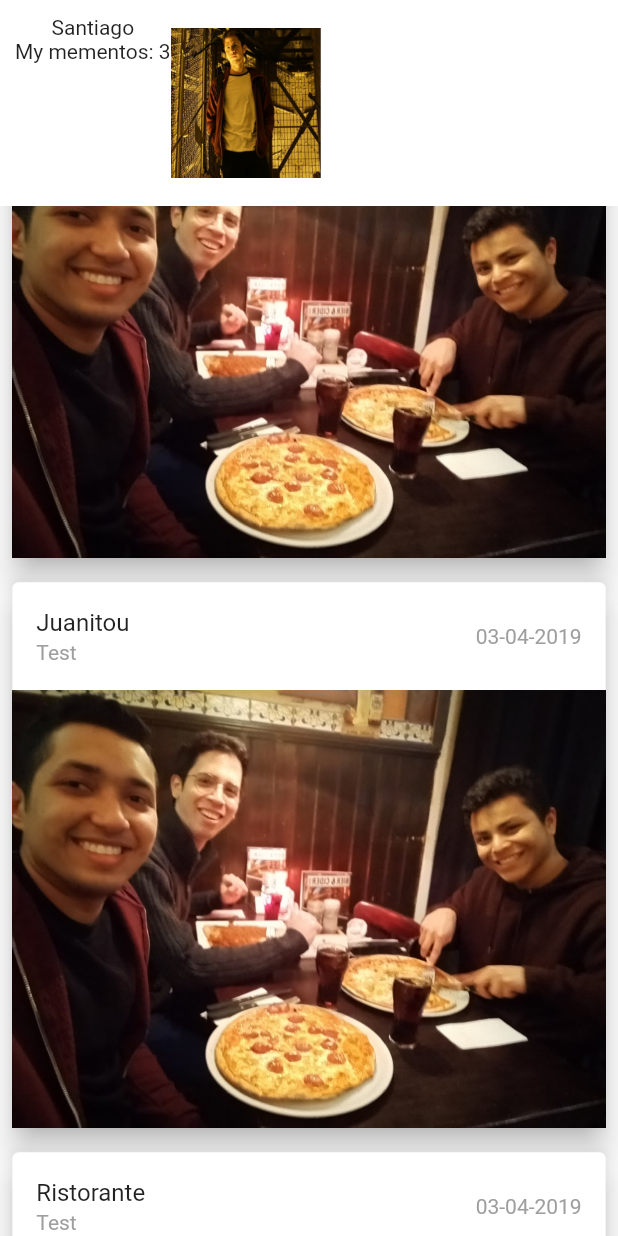
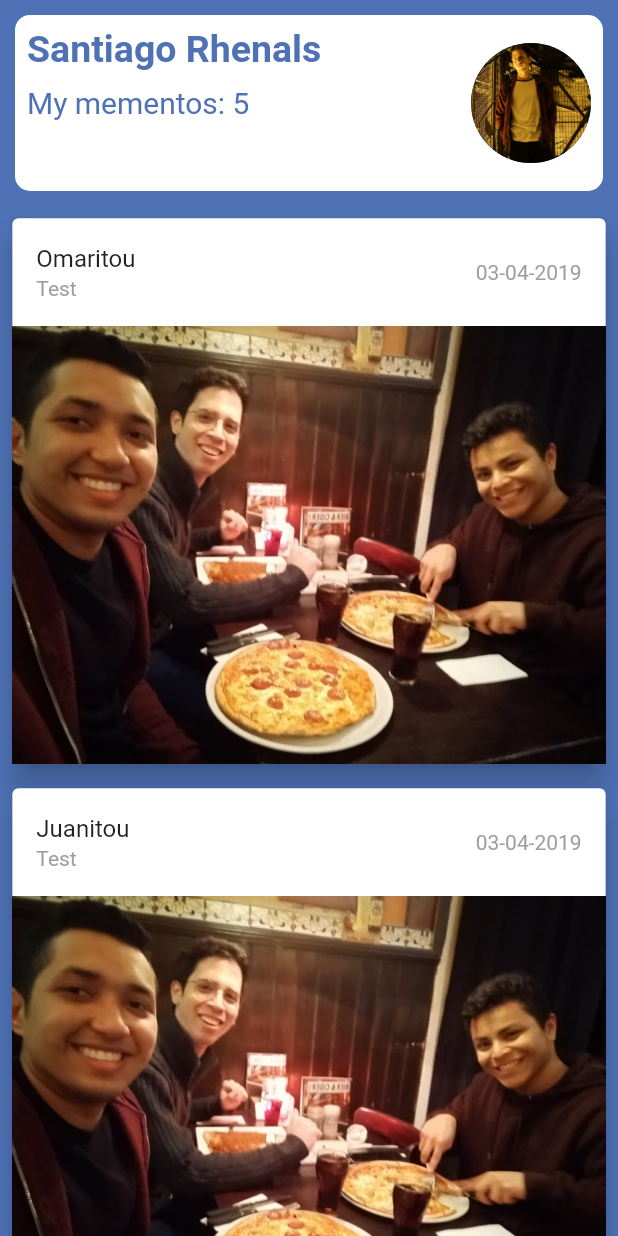
Before and after one commit to srLitem/MementIt, a Flutter app: the screen it shows after launch, on a phone screen of 412 x 824 dp. Run offline on Flutter 3.47's test engine with Material 2 defaults, Android fonts, the phone set to English and light mode, and no system bars; Roboto replaces fonts that are missing (Sans).

Commit message:
Minor modifications to the main screen

```diff
--- a/lib/widgets/header.dart
+++ b/lib/widgets/header.dart
@@ -1,4 +1,3 @@
-//TODO: Build a class to return the widget of the topbar of the app
 import 'package:flutter/material.dart';
 
 class Header extends StatelessWidget {
@@ -12,37 +11,65 @@ class Header extends StatelessWidget {
     return Container(
       //* Size of the header
       width: MediaQuery.of(context).size.width,
-     height: MediaQuery.of(context).size.height/6,
+      height: MediaQuery.of(context).size.height / 6,
       padding: EdgeInsets.all(10),
       //*Decoration
       decoration: BoxDecoration(
-       color: Colors.white,
+        color: Color.fromRGBO(78, 114, 181, 1),
       ),
       //*Childrens
       child: Stack(
         children: <Widget>[
-          Row(
+          Container(
+            padding: EdgeInsets.all(8),
+            decoration: BoxDecoration(
+              color: Colors.white,
+              borderRadius: BorderRadius.circular(10),
+            ),
+            child: Row(
+              mainAxisAlignment: MainAxisAlignment.spaceBetween,
               children: <Widget>[
                 // Information of the header
                 Column(
+                  crossAxisAlignment: CrossAxisAlignment.start,
                   children: <Widget>[
-                  Text(name),
-                  Text('My mementos: $mementos')
-              ],),
+                    Text(
+                      name,
+                      style: styleOfText(25.0, FontWeight.bold),
+                    ),
+                    SizedBox(
+                      height: 10,
+                    ),
+                    Text(
+                      'My mementos: $mementos',
+                      style: styleOfText(20.0, FontWeight.normal)
+                    ),
+                  ],
+                ),
                 // Profile picture
                 Container(
                   decoration: BoxDecoration(
                     shape: BoxShape.circle,
                   ),
-                child: Image(
-                  image: AssetImage('assets/img/profileTest.png'),
-                  fit: BoxFit.fill,
-                  width: 100,
-                  height: 100,
+                  child: CircleAvatar(
+                    backgroundImage: AssetImage('assets/img/profileTest.png'),
+                    radius: 40,
                   ),
                 ),
-          ],),
-      ],),
+              ],
+            ),
+          ),
+        ],
+      ),
+    );
+  }
+
+  TextStyle styleOfText(double size, FontWeight weight) {
+    return TextStyle(
+      fontFamily: 'Sans',
+      fontSize: size,
+      fontWeight: weight,
+      color: Color.fromRGBO(78, 114, 181, 1),
     );
   }
 }
--- a/lib/widgets/memento/memento.dart
+++ b/lib/widgets/memento/memento.dart
@@ -1,15 +1,10 @@
 import 'package:flutter/material.dart';
 
-class Memento extends  StatefulWidget {
+class Memento extends  StatelessWidget {
   String title;
 
   Memento(this.title);
 
-  @override
-  _Memento createState() => _Memento();
-}
-
-class _Memento extends State<Memento> {
   @override
   Widget build(BuildContext context) {
     return Card( //* Structure of the memento card shown in the main page
@@ -18,7 +13,7 @@ class _Memento extends State<Memento> {
       child: Column(
         children: <Widget>[
           ListTile(
-            title: Text(widget.title),
+            title: Text(title),
             subtitle: Text(
               'Test',
               style: TextStyle(
--- a/lib/widgets/memento/memento_list.dart
+++ b/lib/widgets/memento/memento_list.dart
@@ -1,23 +1,19 @@
 import 'package:flutter/material.dart';
 import 'package:mementit/widgets/memento/memento.dart';
 
-class MementoList extends StatefulWidget {
+class MementoList extends StatelessWidget {
 
   List<Memento> mementoL; // List of the mementos
 
   MementoList(this.mementoL); //Constructor
 
   @override
-  _MementoListState createState() => _MementoListState();
-}
-
-class _MementoListState extends State<MementoList> {
-  @override
   Widget build(BuildContext context) {
     return ListView.builder(
-      itemCount: widget.mementoL.length, //Will be the size of the mementos List
+      padding: EdgeInsets.only(top: MediaQuery.of(context).size.height / 6),
+      itemCount: mementoL.length, //Will be the size of the mementos List
       itemBuilder: (context, index){
-        return widget.mementoL[index];
+        return mementoL[index];
       },
     );
   }
--- a/lib/widgets/memento/memento_page.dart
+++ b/lib/widgets/memento/memento_page.dart
@@ -10,9 +10,16 @@ class MementoPage extends StatelessWidget {
   Widget build(BuildContext context) {
     return Stack(
       children: <Widget>[
+        background(Color.fromRGBO(78, 114, 181, 1)),
         MementoList(mementoL),
-        Header('Santiago', 3),
+        Header('Santiago Rhenals', 5),
       ],
     );
   }
+
+  Container background(Color color){
+    return Container(
+          color: color,
+        );
+  }
 }
```
Lines whose indentation alone changed are shown as unchanged.
